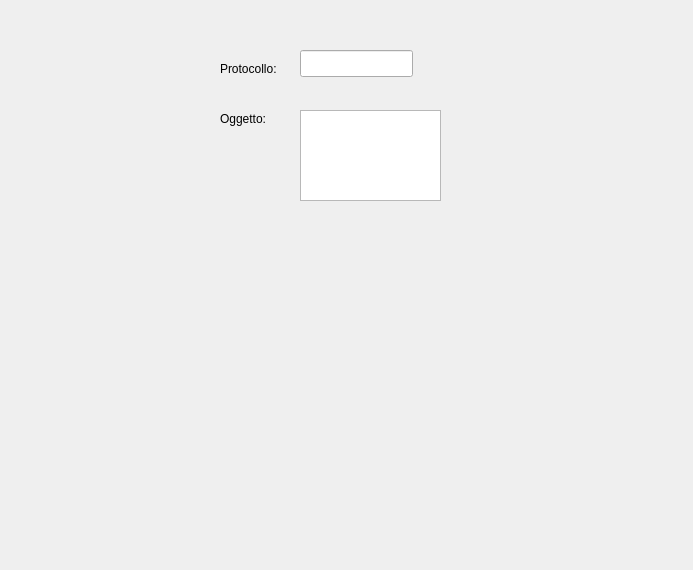
This is src/it/tn/rivadelgarda/comune/archivio/forms/Protocollo.ui in ComuneRivaDelGarda/Archivio as Qt 5 draws it before an edit. The edited form follows.
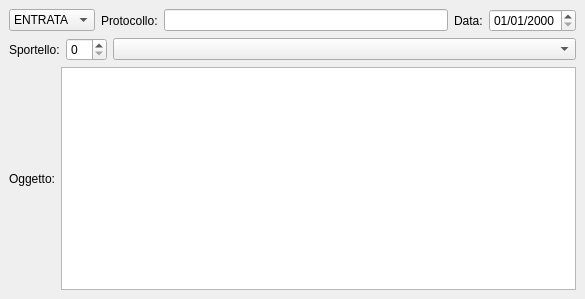
This is the edited form. Custom widgets are drawn as their Qt base class.

Commit message: Controlli sui campi della form protocollo (protocollocallbacks)

Diff of the .ui file:
```diff
--- a/src/it/tn/rivadelgarda/comune/archivio/forms/Protocollo.ui
+++ b/src/it/tn/rivadelgarda/comune/archivio/forms/Protocollo.ui
@@ -6,74 +6,140 @@
    <rect>
     <x>0</x>
     <y>0</y>
-    <width>693</width>
-    <height>570</height>
+    <width>585</width>
+    <height>299</height>
    </rect>
   </property>
   <property name="windowTitle">
    <string>MainWindow</string>
   </property>
   <widget class="QWidget" name="centralwidget">
-   <widget class="QLineEdit" name="lineEdit">
-    <property name="geometry">
-     <rect>
-      <x>300</x>
-      <y>50</y>
-      <width>113</width>
-      <height>27</height>
-     </rect>
-    </property>
-    <property name="column" stdset="0">
-     <string>iddocumento</string>
-    </property>
-    <property name="search" stdset="0">
-     <bool>true</bool>
-    </property>
-   </widget>
-   <widget class="QTextEdit" name="textEdit">
-    <property name="geometry">
-     <rect>
-      <x>300</x>
-      <y>110</y>
-      <width>141</width>
-      <height>91</height>
-     </rect>
-    </property>
-    <property name="column" stdset="0">
-     <string>oggetto</string>
-    </property>
-    <property name="search" stdset="0">
-     <bool>true</bool>
-    </property>
-   </widget>
-   <widget class="QLabel" name="label">
-    <property name="geometry">
-     <rect>
-      <x>220</x>
-      <y>60</y>
-      <width>71</width>
-      <height>17</height>
-     </rect>
-    </property>
-    <property name="text">
-     <string>Protocollo:</string>
-    </property>
-   </widget>
-   <widget class="QLabel" name="label_2">
-    <property name="geometry">
-     <rect>
-      <x>220</x>
-      <y>110</y>
-      <width>66</width>
-      <height>17</height>
-     </rect>
-    </property>
-    <property name="text">
-     <string>Oggetto:</string>
-    </property>
-   </widget>
+   <layout class="QGridLayout" name="gridLayout_3" rowminimumheight="0,0,1">
+    <item row="0" column="0">
+     <layout class="QGridLayout" name="gridLayout">
+      <item row="0" column="0">
+       <widget class="QComboBox" name="comboBox">
+        <property name="column" stdset="0">
+         <string>tipo</string>
+        </property>
+        <item>
+         <property name="text">
+          <string>ENTRATA</string>
+         </property>
+        </item>
+        <item>
+         <property name="text">
+          <string>USCITA</string>
+         </property>
+        </item>
+        <item>
+         <property name="text">
+          <string>INTERNO</string>
+         </property>
+        </item>
+       </widget>
+      </item>
+      <item row="0" column="1">
+       <widget class="QLabel" name="label">
+        <property name="text">
+         <string>Protocollo:</string>
+        </property>
+       </widget>
+      </item>
+      <item row="0" column="2">
+       <widget class="QLineEdit" name="lineEdit">
+        <property name="column" stdset="0">
+         <string>iddocumento</string>
+        </property>
+        <property name="search" stdset="0">
+         <bool>true</bool>
+        </property>
+       </widget>
+      </item>
+      <item row="0" column="3">
+       <widget class="QLabel" name="label_3">
+        <property name="text">
+         <string>Data:</string>
+        </property>
+       </widget>
+      </item>
+      <item row="0" column="4">
+       <widget class="com.axiastudio.pypapi.ui.widgets.PyPaPiDateEdit" name="dateEdit">
+        <property name="displayFormat">
+         <string>dd/MM/yyyy</string>
+        </property>
+        <property name="column" stdset="0">
+         <string>dataprotocollo</string>
+        </property>
+       </widget>
+      </item>
+     </layout>
+    </item>
+    <item row="1" column="0">
+     <layout class="QGridLayout" name="gridLayout_2" columnstretch="0,0,0">
+      <item row="0" column="1">
+       <widget class="QSpinBox" name="spinBox">
+        <property name="column" stdset="0">
+         <string>sportello</string>
+        </property>
+       </widget>
+      </item>
+      <item row="0" column="0">
+       <widget class="QLabel" name="label_4">
+        <property name="text">
+         <string>Sportello:</string>
+        </property>
+       </widget>
+      </item>
+      <item row="0" column="2">
+       <widget class="QComboBox" name="comboBox_2">
+        <property name="sizePolicy">
+         <sizepolicy hsizetype="Expanding" vsizetype="Fixed">
+          <horstretch>0</horstretch>
+          <verstretch>0</verstretch>
+         </sizepolicy>
+        </property>
+        <property name="minimumSize">
+         <size>
+          <width>400</width>
+          <height>0</height>
+         </size>
+        </property>
+       </widget>
+      </item>
+     </layout>
+    </item>
+    <item row="2" column="0">
+     <layout class="QHBoxLayout" name="horizontalLayout_2">
+      <item>
+       <widget class="QLabel" name="label_2">
+        <property name="text">
+         <string>Oggetto:</string>
+        </property>
+       </widget>
+      </item>
+      <item>
+       <widget class="QTextEdit" name="textEdit">
+        <property name="column" stdset="0">
+         <string>oggetto</string>
+        </property>
+        <property name="search" stdset="0">
+         <bool>true</bool>
+        </property>
+       </widget>
+      </item>
+     </layout>
+    </item>
+   </layout>
   </widget>
  </widget>
+ <customwidgets>
+  <customwidget>
+   <class>com.axiastudio.pypapi.ui.widgets.PyPaPiDateEdit</class>
+   <extends>QDateEdit</extends>
+   <header>pypapidateedit.h</header>
+  </customwidget>
+ </customwidgets>
  <tabstops>
   <tabstop>textEdit</tabstop>
   <tabstop>lineEdit</tabstop>
```
Left out of the diff: 6 changed lines with no effect on the pictures. The commit also changes 5 other files.
